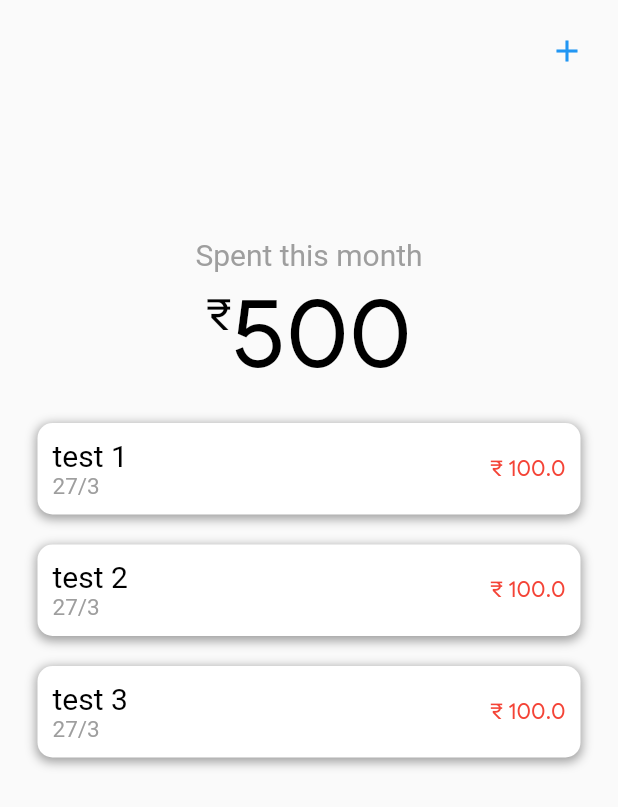
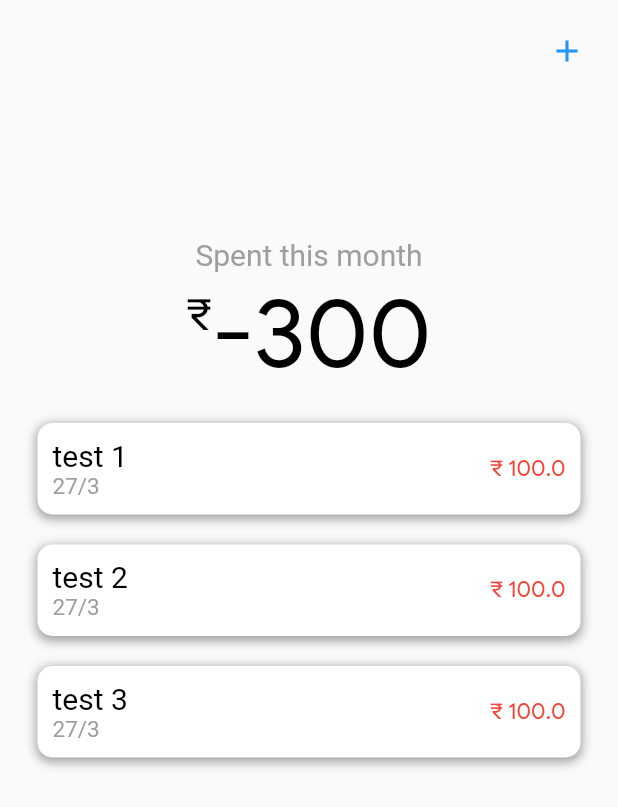
Before and after one commit to shxntanu/Expense-Manager, a Flutter app: the screen it shows after launch, on a phone screen of 412 x 824 dp. Shown: the top 807 px of the screen. Run offline on Flutter 3.47's test engine with Material 2 defaults, Android fonts, the phone set to English and light mode, and no system bars; Roboto replaces fonts that are missing (San Francisco).

Commit message:
Purged unnecessary variables

```diff
--- a/lib/screens/home.dart
+++ b/lib/screens/home.dart
@@ -18,8 +18,6 @@ class Home extends StatefulWidget {
 }
 
 class _HomeState extends State<Home> {
-
-  int monthlyBudget = 0;
 
   @override
   Widget build(BuildContext context) {
@@ -46,7 +44,7 @@ class _HomeState extends State<Home> {
                 ),
               ],
             ),
-            ExpenseTracker(amount: 500),
+            ExpenseTracker(amount: Provider.of<TransactionData>(context, listen: true).totalExpense()),
             SizedBox(
                   height: 10,
             ),
@@ -64,7 +62,7 @@ class _HomeState extends State<Home> {
                         key: ValueKey<TransactionWidget>(TransactionWidget(transaction: transactionData.transactions[index])),
                         onDismissed: (DismissDirection direction) {
                           setState(() {
-                            transactionData.deleteTransactio(ttransaction);
+                            transactionData.deleteTransaction(ttransaction);
                           });
                         },
                         background: Container(
```
